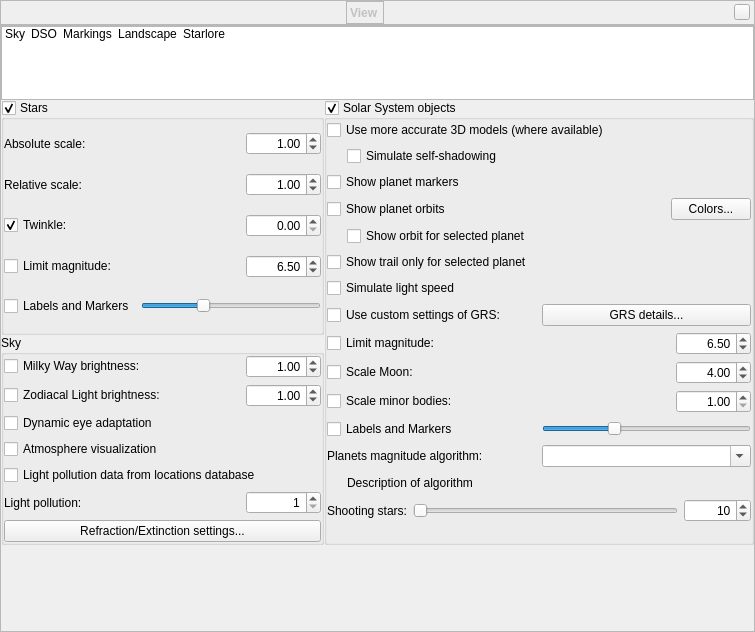
First picture: the form in src/gui/viewDialog.ui, repository 519984307/stellarium_src, before the edit.
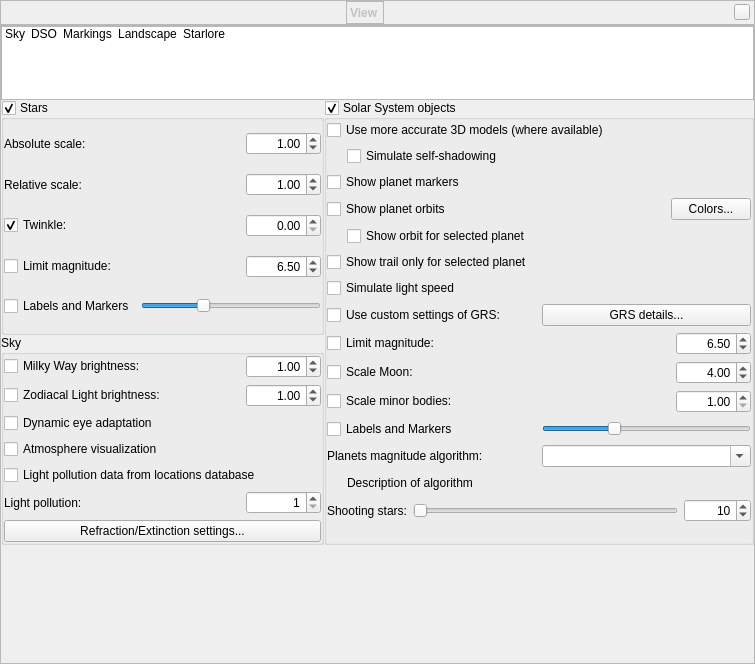
Second picture: the form after the edit. Icons and pictures are not drawn. Custom widgets are drawn as their Qt base class.

Commit message: Port DSO outlines from HNSKY

```diff
--- a/src/gui/viewDialog.ui
+++ b/src/gui/viewDialog.ui
@@ -7,7 +7,7 @@
     <x>0</x>
     <y>0</y>
     <width>755</width>
-    <height>632</height>
+    <height>664</height>
    </rect>
   </property>
   <property name="font">
```
Left out of the diff: 394 changed lines with no effect on the pictures.
